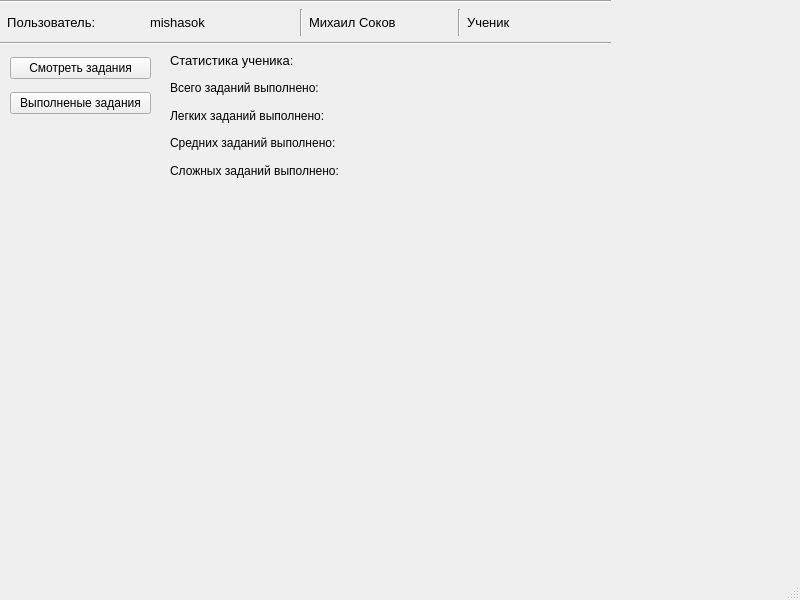
This is student_form.ui in MishaSok/yandex_pyqt5_project as Qt 5 draws it before an edit. The edited form follows.
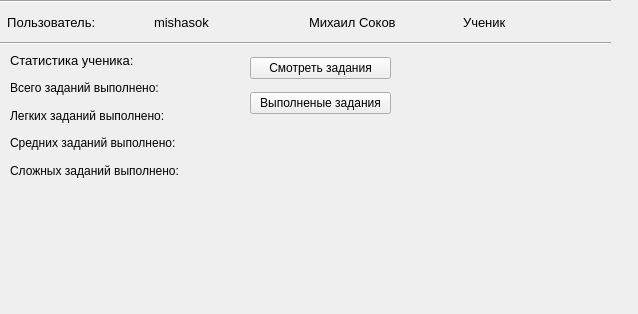
This is the edited form.

Commit message: - new StudentForm class

Diff of the .ui file:
```diff
--- a/student_form.ui
+++ b/student_form.ui
@@ -6,8 +6,8 @@
    <rect>
     <x>0</x>
     <y>0</y>
-    <width>800</width>
-    <height>600</height>
+    <width>638</width>
+    <height>314</height>
    </rect>
   </property>
   <property name="windowTitle">
@@ -63,13 +63,6 @@
          </property>
         </widget>
        </item>
-       <item>
-        <widget class="Line" name="line_2">
-         <property name="orientation">
-          <enum>Qt::Vertical</enum>
-         </property>
-        </widget>
-       </item>
        <item>
         <widget class="QLabel" name="label_2">
          <property name="font">
@@ -82,13 +75,6 @@
          </property>
         </widget>
        </item>
-       <item>
-        <widget class="Line" name="line_3">
-         <property name="orientation">
-          <enum>Qt::Vertical</enum>
-         </property>
-        </widget>
-       </item>
        <item>
         <widget class="QLabel" name="label_3">
          <property name="font">
@@ -115,7 +101,7 @@
    <widget class="QWidget" name="verticalLayoutWidget_2">
     <property name="geometry">
      <rect>
-      <x>10</x>
+      <x>250</x>
       <y>50</y>
       <width>141</width>
       <height>71</height>
@@ -141,7 +127,7 @@
    <widget class="QWidget" name="verticalLayoutWidget_3">
     <property name="geometry">
      <rect>
-      <x>170</x>
+      <x>10</x>
       <y>50</y>
       <width>231</width>
       <height>131</height>
@@ -201,7 +187,6 @@
     </rect>
    </property>
   </widget>
-  <widget class="QStatusBar" name="statusbar"/>
  </widget>
  <resources/>
  <connections/>
```
Left out of the diff: 4 changed lines with no effect on the pictures. The commit also changes 3 other files.
